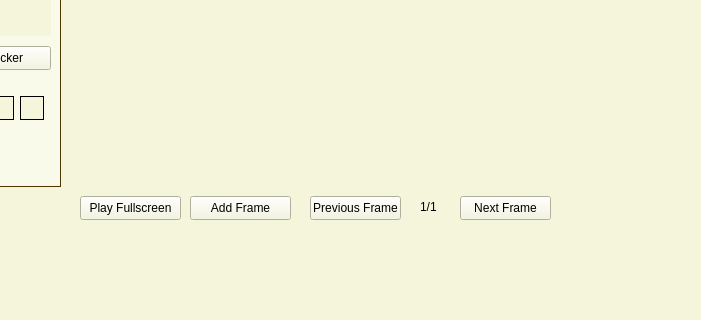
Old version of the form SpriteEditor/mainwindow.ui in the repository sebastianerz28/SpriteEditor; both pictures show x 100 to 801 and y 243 to 563 of the 1072 by 563 pixel window.
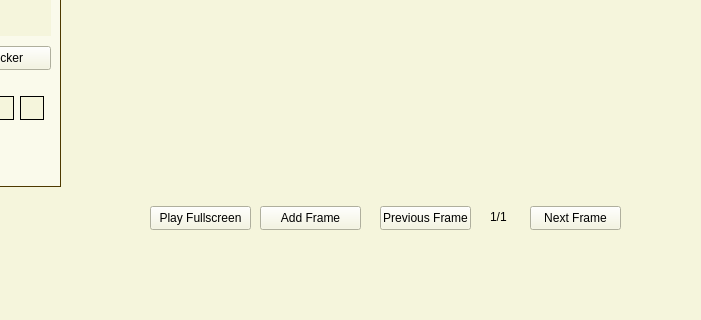
New version of the form.

What changed in the file:
```diff
--- a/SpriteEditor/mainwindow.ui
+++ b/SpriteEditor/mainwindow.ui
@@ -500,8 +500,8 @@
    <widget class="QPushButton" name="plusButton">
     <property name="geometry">
      <rect>
-      <x>290</x>
-      <y>420</y>
+      <x>360</x>
+      <y>430</y>
       <width>101</width>
       <height>24</height>
      </rect>
@@ -529,8 +529,8 @@
    <widget class="QPushButton" name="nextFrameButton">
     <property name="geometry">
      <rect>
-      <x>560</x>
-      <y>420</y>
+      <x>630</x>
+      <y>430</y>
       <width>91</width>
       <height>24</height>
      </rect>
@@ -552,8 +552,8 @@
    <widget class="QPushButton" name="previousFrameButton">
     <property name="geometry">
      <rect>
-      <x>410</x>
-      <y>420</y>
+      <x>480</x>
+      <y>430</y>
       <width>91</width>
       <height>24</height>
      </rect>
@@ -598,10 +598,10 @@
    <widget class="QLabel" name="canvasLabel">
     <property name="geometry">
      <rect>
-      <x>190</x>
-      <y>30</y>
-      <width>601</width>
-      <height>371</height>
+      <x>290</x>
+      <y>20</y>
+      <width>400</width>
+      <height>400</height>
      </rect>
     </property>
     <property name="text">
@@ -611,8 +611,8 @@
    <widget class="QPushButton" name="playFullscreenButton">
     <property name="geometry">
      <rect>
-      <x>180</x>
-      <y>420</y>
+      <x>250</x>
+      <y>430</y>
       <width>101</width>
       <height>24</height>
      </rect>
@@ -634,8 +634,8 @@
    <widget class="QLabel" name="currentFrameLabel">
     <property name="geometry">
      <rect>
-      <x>520</x>
-      <y>420</y>
+      <x>590</x>
+      <y>430</y>
       <width>31</width>
       <height>21</height>
      </rect>
```
Left out of the diff: 2 changed lines with no effect on the pictures.
